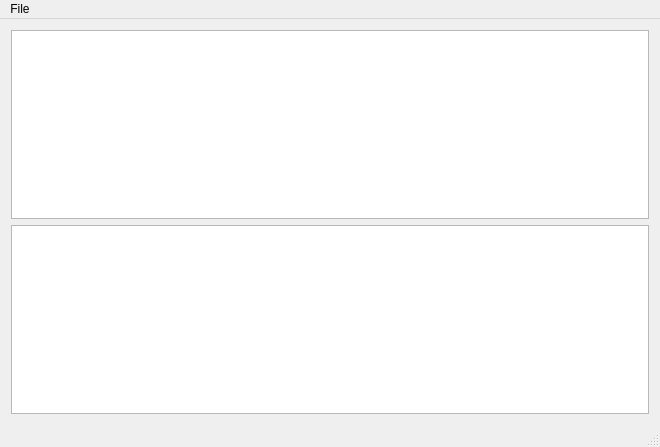
First picture: the form in mainwindow.ui, repository labyrinthofdreams/csv-template-ui, before the edit.
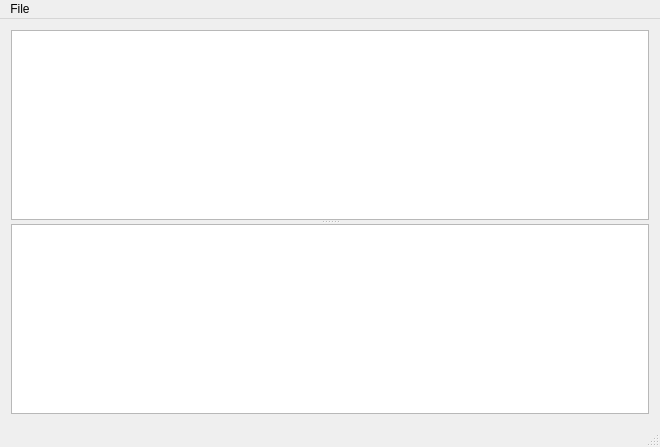
Second picture: the form after the edit.

Commit message: Add splitter between widgets

```diff
--- a/mainwindow.ui
+++ b/mainwindow.ui
@@ -16,9 +16,11 @@
   <widget class="QWidget" name="centralWidget">
    <layout class="QVBoxLayout" name="verticalLayout">
     <item>
+     <widget class="QSplitter" name="splitter">
+      <property name="orientation">
+       <enum>Qt::Vertical</enum>
+      </property>
      <widget class="QPlainTextEdit" name="templateEdit"/>
-    </item>
-    <item>
      <widget class="QTableWidget" name="tableCsv">
       <property name="contextMenuPolicy">
        <enum>Qt::CustomContextMenu</enum>
@@ -26,6 +28,7 @@
       <property name="selectionBehavior">
        <enum>QAbstractItemView::SelectRows</enum>
       </property>
+      </widget>
      </widget>
     </item>
    </layout>
```
Lines whose indentation alone changed are shown as unchanged.
